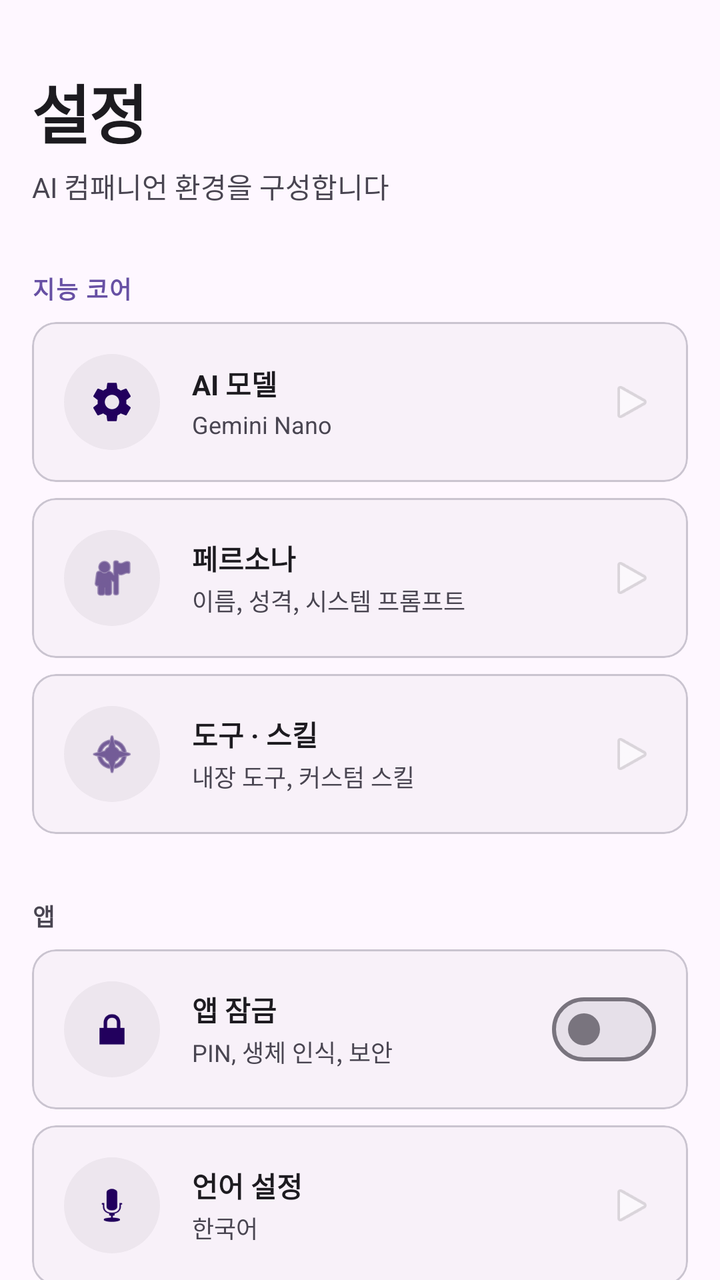
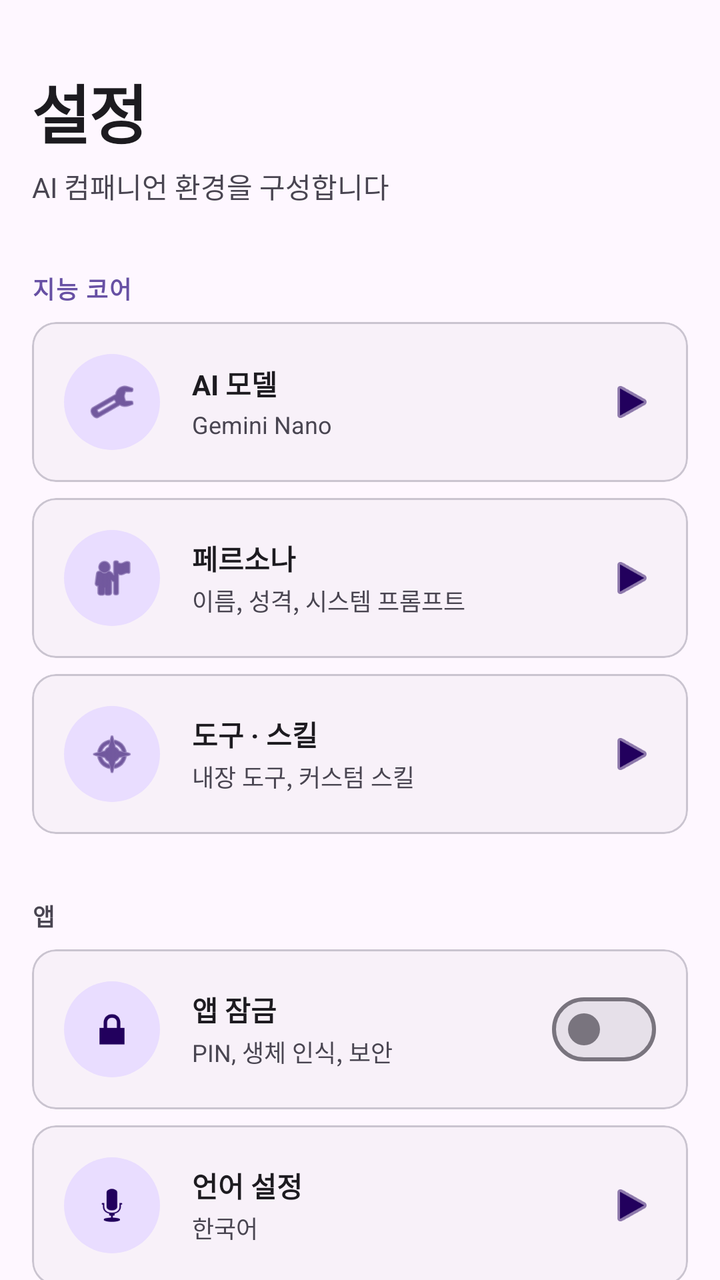

Two renders of the same Android screen: before a commit and after it. Below are the layout's source before the change and the commit's diff.
<!-- AndroidManifest.xml: application theme Theme.ClawDroid -->
<!-- res/layout/fragment_settings.xml -->
<?xml version="1.0" encoding="utf-8"?>
<androidx.core.widget.NestedScrollView
    xmlns:android="http://schemas.android.com/apk/res/android"
    xmlns:app="http://schemas.android.com/apk/res-auto"
    android:layout_width="match_parent"
    android:layout_height="match_parent"
    android:background="@color/md_surface">

    <LinearLayout
        android:layout_width="match_parent"
        android:layout_height="wrap_content"
        android:orientation="vertical"
        android:paddingHorizontal="@dimen/spacing_lg"
        android:paddingBottom="@dimen/spacing_2xl">

        
        <TextView
            android:layout_width="match_parent"
            android:layout_height="wrap_content"
            android:text="@string/settings_title"
            android:textSize="@dimen/text_3xl"
            android:textStyle="bold"
            android:textColor="@color/md_on_surface"
            android:paddingTop="@dimen/spacing_2xl"
            android:letterSpacing="-0.02" />

        <TextView
            android:layout_width="match_parent"
            android:layout_height="wrap_content"
            android:text="@string/settings_subtitle"
            android:textSize="@dimen/text_base"
            android:textColor="@color/md_on_surface_variant"
            android:layout_marginTop="@dimen/spacing_xs" />

        
        <TextView
            android:layout_width="match_parent"
            android:layout_height="wrap_content"
            android:text="@string/section_intelligence"
            android:textSize="@dimen/text_sm"
            android:textStyle="bold"
            android:textColor="@color/md_primary_container"
            android:paddingTop="@dimen/spacing_2xl"
            android:paddingBottom="@dimen/spacing_sm"
            android:letterSpacing="0.05" />

        
        <com.google.android.material.card.MaterialCardView
            android:layout_width="match_parent"
            android:layout_height="wrap_content"
            app:cardCornerRadius="@dimen/radius_lg"
            app:cardElevation="0dp"
            app:cardBackgroundColor="@color/md_surface_container_low"
            android:layout_marginBottom="@dimen/spacing_sm">

            <LinearLayout
                android:id="@+id/btnModelSettings"
                android:layout_width="match_parent"
                android:layout_height="wrap_content"
                android:orientation="horizontal"
                android:gravity="center_vertical"
                android:padding="@dimen/spacing_lg"
                android:background="?attr/selectableItemBackground">

                <FrameLayout
                    android:layout_width="@dimen/avatar_lg"
                    android:layout_height="@dimen/avatar_lg"
                    android:background="@drawable/bg_chip_surface">

                    <ImageView
                        android:layout_width="@dimen/icon_md"
                        android:layout_height="@dimen/icon_md"
                        android:layout_gravity="center"
                        android:src="@drawable/ic_settings_gear"
                        android:contentDescription="AI"
                        app:tint="@color/md_on_primary_fixed" />

                </FrameLayout>

                <LinearLayout
                    android:layout_width="0dp"
                    android:layout_height="wrap_content"
                    android:layout_weight="1"
                    android:orientation="vertical"
                    android:layout_marginStart="@dimen/spacing_lg">

                    <TextView
                        android:layout_width="wrap_content"
                        android:layout_height="wrap_content"
                        android:text="@string/settings_ai_models"
                        android:textSize="@dimen/text_base"
                        android:textStyle="bold"
                        android:textColor="@color/md_on_surface" />

                    <TextView
                        android:id="@+id/tvCurrentModel"
                        android:layout_width="wrap_content"
                        android:layout_height="wrap_content"
                        android:text="Gemini Nano"
                        android:textSize="@dimen/text_sm"
                        android:textColor="@color/md_on_surface_variant"
                        android:layout_marginTop="2dp" />

                </LinearLayout>

                <ImageView
                    android:layout_width="@dimen/icon_md"
                    android:layout_height="@dimen/icon_md"
                    android:src="@android:drawable/ic_media_play"
                    android:contentDescription="navigate"
                    android:alpha="0.5" />

            </LinearLayout>

        </com.google.android.material.card.MaterialCardView>

        
        <com.google.android.material.card.MaterialCardView
            android:layout_width="match_parent"
            android:layout_height="wrap_content"
            app:cardCornerRadius="@dimen/radius_lg"
            app:cardElevation="0dp"
            app:cardBackgroundColor="@color/md_surface_container_low"
            android:layout_marginBottom="@dimen/spacing_sm">

            <LinearLayout
                android:id="@+id/btnPersonaSettings"
                android:layout_width="match_parent"
                android:layout_height="wrap_content"
                android:orientation="horizontal"
                android:gravity="center_vertical"
                android:padding="@dimen/spacing_lg"
                android:background="?attr/selectableItemBackground">

                <FrameLayout
                    android:layout_width="@dimen/avatar_lg"
                    android:layout_height="@dimen/avatar_lg"
                    android:background="@drawable/bg_chip_surface">

                    <ImageView
                        android:layout_width="@dimen/icon_md"
                        android:layout_height="@dimen/icon_md"
                        android:layout_gravity="center"
                        android:src="@android:drawable/ic_menu_myplaces"
                        android:contentDescription="Persona"
                        app:tint="@color/md_on_primary_fixed"/>

                </FrameLayout>

                <LinearLayout
                    android:layout_width="0dp"
                    android:layout_height="wrap_content"
                    android:layout_weight="1"
                    android:orientation="vertical"
                    android:layout_marginStart="@dimen/spacing_lg">

                    <TextView
                        android:layout_width="wrap_content"
                        android:layout_height="wrap_content"
                        android:text="@string/settings_persona"
                        android:textSize="@dimen/text_base"
                        android:textStyle="bold"
                        android:textColor="@color/md_on_surface" />

                    <TextView
                        android:layout_width="wrap_content"
                        android:layout_height="wrap_content"
                        android:text="@string/settings_persona_desc"
                        android:textSize="@dimen/text_sm"
                        android:textColor="@color/md_on_surface_variant"
                        android:layout_marginTop="2dp" />

                </LinearLayout>

                <ImageView
                    android:layout_width="@dimen/icon_md"
                    android:layout_height="@dimen/icon_md"
                    android:src="@android:drawable/ic_media_play"
                    android:contentDescription="navigate"
                    android:alpha="0.5" />

            </LinearLayout>

        </com.google.android.material.card.MaterialCardView>

        
        <com.google.android.material.card.MaterialCardView
            android:layout_width="match_parent"
            android:layout_height="wrap_content"
            app:cardCornerRadius="@dimen/radius_lg"
            app:cardElevation="0dp"
            app:cardBackgroundColor="@color/md_surface_container_low">

            <LinearLayout
                android:id="@+id/btnToolSettings"
                android:layout_width="match_parent"
                android:layout_height="wrap_content"
                android:orientation="horizontal"
                android:gravity="center_vertical"
                android:padding="@dimen/spacing_lg"
                android:background="?attr/selectableItemBackground">

                <FrameLayout
                    android:layout_width="@dimen/avatar_lg"
                    android:layout_height="@dimen/avatar_lg"
                    android:background="@drawable/bg_chip_surface">

                    <ImageView
                        android:layout_width="@dimen/icon_md"
                        android:layout_height="@dimen/icon_md"
                        android:layout_gravity="center"
                        android:src="@android:drawable/ic_menu_compass"
                        android:contentDescription="Tools"
                        app:tint="@color/md_on_primary_fixed"/>

                </FrameLayout>

                <LinearLayout
                    android:layout_width="0dp"
                    android:layout_height="wrap_content"
                    android:layout_weight="1"
                    android:orientation="vertical"
                    android:layout_marginStart="@dimen/spacing_lg">

                    <TextView
                        android:layout_width="wrap_content"
                        android:layout_height="wrap_content"
                        android:text="@string/settings_tools"
                        android:textSize="@dimen/text_base"
                        android:textStyle="bold"
                        android:textColor="@color/md_on_surface" />

                    <TextView
                        android:layout_width="wrap_content"
                        android:layout_height="wrap_content"
                        android:text="@string/settings_tools_desc"
                        android:textSize="@dimen/text_sm"
                        android:textColor="@color/md_on_surface_variant"
                        android:layout_marginTop="2dp" />

                </LinearLayout>

                <ImageView
                    android:layout_width="@dimen/icon_md"
                    android:layout_height="@dimen/icon_md"
                    android:src="@android:drawable/ic_media_play"
                    android:contentDescription="navigate"
                    android:alpha="0.5" />

            </LinearLayout>

        </com.google.android.material.card.MaterialCardView>

        
        <TextView
            android:layout_width="match_parent"
            android:layout_height="wrap_content"
            android:text="@string/section_application"
            android:textSize="@dimen/text_sm"
            android:textStyle="bold"
            android:textColor="@color/md_on_surface_variant"
            android:paddingTop="@dimen/spacing_2xl"
            android:paddingBottom="@dimen/spacing_sm"
            android:letterSpacing="0.05" />

        
        <com.google.android.material.card.MaterialCardView
            android:layout_width="match_parent"
            android:layout_height="wrap_content"
            app:cardCornerRadius="@dimen/radius_lg"
            app:cardElevation="0dp"
            app:cardBackgroundColor="@color/md_surface_container_low"
            android:layout_marginBottom="@dimen/spacing_sm">

            <LinearLayout
                android:id="@+id/btnSecuritySettings"
                android:layout_width="match_parent"
                android:layout_height="wrap_content"
                android:orientation="horizontal"
                android:gravity="center_vertical"
                android:padding="@dimen/spacing_lg"
                android:background="?attr/selectableItemBackground">

                <FrameLayout
                    android:layout_width="@dimen/avatar_lg"
                    android:layout_height="@dimen/avatar_lg"
                    android:background="@drawable/bg_chip_surface">

                    <ImageView
                        android:layout_width="@dimen/icon_md"
                        android:layout_height="@dimen/icon_md"
                        android:layout_gravity="center"
                        android:src="@android:drawable/ic_lock_lock"
                        android:contentDescription="Security"
                        app:tint="@color/md_on_primary_fixed"/>

                </FrameLayout>

                <LinearLayout
                    android:layout_width="0dp"
                    android:layout_height="wrap_content"
                    android:layout_weight="1"
                    android:orientation="vertical"
                    android:layout_marginStart="@dimen/spacing_lg">

                    <TextView
                        android:layout_width="wrap_content"
                        android:layout_height="wrap_content"
                        android:text="@string/settings_applock"
                        android:textSize="@dimen/text_base"
                        android:textStyle="bold"
                        android:textColor="@color/md_on_surface" />

                    <TextView
                        android:layout_width="wrap_content"
                        android:layout_height="wrap_content"
                        android:text="@string/settings_applock_desc"
                        android:textSize="@dimen/text_sm"
                        android:textColor="@color/md_on_surface_variant"
                        android:layout_marginTop="2dp" />

                </LinearLayout>

                <com.google.android.material.materialswitch.MaterialSwitch
                    android:id="@+id/switchAppLock"
                    android:layout_width="wrap_content"
                    android:layout_height="wrap_content" />

            </LinearLayout>

        </com.google.android.material.card.MaterialCardView>

        
        <com.google.android.material.card.MaterialCardView
            android:layout_width="match_parent"
            android:layout_height="wrap_content"
            app:cardCornerRadius="@dimen/radius_lg"
            app:cardElevation="0dp"
            app:cardBackgroundColor="@color/md_surface_container_low"
            android:layout_marginBottom="@dimen/spacing_sm">

            <LinearLayout
                android:id="@+id/btnLanguageSettings"
                android:layout_width="match_parent"
                android:layout_height="wrap_content"
                android:orientation="horizontal"
                android:gravity="center_vertical"
                android:padding="@dimen/spacing_lg"
                android:background="?attr/selectableItemBackground">

                <FrameLayout
                    android:layout_width="@dimen/avatar_lg"
                    android:layout_height="@dimen/avatar_lg"
                    android:background="@drawable/bg_chip_surface">

                    <ImageView
                        android:layout_width="@dimen/icon_md"
                        android:layout_height="@dimen/icon_md"
                        android:layout_gravity="center"
                        android:src="@android:drawable/ic_btn_speak_now"
                        android:contentDescription="Language"
                        app:tint="@color/md_on_primary_fixed" />

                </FrameLayout>

                <LinearLayout
                    android:layout_width="0dp"
                    android:layout_height="wrap_content"
                    android:layout_weight="1"
                    android:orientation="vertical"
                    android:layout_marginStart="@dimen/spacing_lg">

                    <TextView
                        android:layout_width="wrap_content"
                        android:layout_height="wrap_content"
                        android:text="@string/settings_language"
                        android:textSize="@dimen/text_base"
                        android:textStyle="bold"
                        android:textColor="@color/md_on_surface" />

                    <TextView
                        android:id="@+id/tvCurrentLanguage"
                        android:layout_width="wrap_content"
                        android:layout_height="wrap_content"
                        android:text="한국어"
                        android:textSize="@dimen/text_sm"
                        android:textColor="@color/md_on_surface_variant"
                        android:layout_marginTop="2dp" />

                </LinearLayout>

                <ImageView
                    android:layout_width="@dimen/icon_md"
                    android:layout_height="@dimen/icon_md"
                    android:src="@android:drawable/ic_media_play"
                    android:contentDescription="navigate"
                    android:alpha="0.5" />

            </LinearLayout>

        </com.google.android.material.card.MaterialCardView>

        
        <com.google.android.material.card.MaterialCardView
            android:layout_width="match_parent"
            android:layout_height="wrap_content"
            app:cardCornerRadius="@dimen/radius_lg"
            app:cardElevation="0dp"
            app:cardBackgroundColor="@color/md_surface_container_low">

            <LinearLayout
                android:id="@+id/btnAbout"
                android:layout_width="match_parent"
                android:layout_height="wrap_content"
                android:orientation="horizontal"
                android:gravity="center_vertical"
                android:padding="@dimen/spacing_lg"
                android:background="?attr/selectableItemBackground">

                <FrameLayout
                    android:layout_width="@dimen/avatar_lg"
                    android:layout_height="@dimen/avatar_lg"
                    android:background="@drawable/bg_chip_surface">

                    <ImageView
                        android:layout_width="@dimen/icon_md"
                        android:layout_height="@dimen/icon_md"
                        android:layout_gravity="center"
                        android:src="@android:drawable/ic_menu_info_details"
                        android:contentDescription="About"
                        app:tint="@color/md_on_primary_fixed"/>

                </FrameLayout>

                <LinearLayout
                    android:layout_width="0dp"
                    android:layout_height="wrap_content"
                    android:layout_weight="1"
                    android:orientation="vertical"
                    android:layout_marginStart="@dimen/spacing_lg">

                    <TextView
                        android:layout_width="wrap_content"
                        android:layout_height="wrap_content"
                        android:text="@string/settings_about"
                        android:textSize="@dimen/text_base"
                        android:textStyle="bold"
                        android:textColor="@color/md_on_surface" />

                    <TextView
                        android:layout_width="wrap_content"
                        android:layout_height="wrap_content"
                        android:text="@string/settings_about_desc"
                        android:textSize="@dimen/text_sm"
                        android:textColor="@color/md_on_surface_variant"
                        android:layout_marginTop="2dp" />

                </LinearLayout>

                <ImageView
                    android:layout_width="@dimen/icon_md"
                    android:layout_height="@dimen/icon_md"
                    android:src="@android:drawable/ic_media_play"
                    android:contentDescription="navigate"
                    android:alpha="0.5" />

            </LinearLayout>

        </com.google.android.material.card.MaterialCardView>

    </LinearLayout>

</androidx.core.widget.NestedScrollView>
<!-- resources referenced by this layout -->
<resources>
  <!-- drawable bg_chip_surface (drawable) -->
  <?xml version="1.0" encoding="utf-8"?>
  <shape xmlns:android="http://schemas.android.com/apk/res/android"
      android:shape="rectangle">
      <solid android:color="#EDE6EE" />
      <corners android:radius="9999dp" />
  </shape>
  <!-- drawable ic_settings_gear (drawable) -->
  <vector xmlns:android="http://schemas.android.com/apk/res/android"
      android:width="24dp"
      android:height="24dp"
      android:viewportWidth="24"
      android:viewportHeight="24"
      android:tint="?attr/colorControlNormal">
      <path
          android:fillColor="@android:color/white"
          android:pathData="M19.14,12.94c0.04,-0.3 0.06,-0.61 0.06,-0.94c0,-0.32 -0.02,-0.64 -0.07,-0.94l2.03,-1.58c0.18,-0.14 0.23,-0.41 0.12,-0.61l-1.92,-3.32c-0.12,-0.22 -0.37,-0.29 -0.59,-0.22l-2.39,0.96c-0.5,-0.38 -1.03,-0.7 -1.62,-0.94L14.4,2.81c-0.04,-0.24 -0.24,-0.41 -0.48,-0.41h-3.84c-0.24,0 -0.43,0.17 -0.47,0.41L9.25,5.35C8.66,5.59 8.12,5.92 7.63,6.29L5.24,5.33c-0.22,-0.08 -0.47,0 -0.59,0.22L2.74,8.87C2.62,9.08 2.66,9.34 2.86,9.48l2.03,1.58C4.84,11.36 4.8,11.69 4.8,12s0.02,0.64 0.07,0.94l-2.03,1.58c-0.18,0.14 -0.23,0.41 -0.12,0.61l1.92,3.32c0.12,0.22 0.37,0.29 0.59,0.22l2.39,-0.96c0.5,0.38 1.03,0.7 1.62,0.94l0.36,2.54c0.05,0.24 0.24,0.41 0.48,0.41h3.84c0.24,0 0.44,-0.17 0.47,-0.41l0.36,-2.54c0.59,-0.24 1.13,-0.56 1.62,-0.94l2.39,0.96c0.22,0.08 0.47,0 0.59,-0.22l1.92,-3.32c0.12,-0.22 0.07,-0.47 -0.12,-0.61L19.14,12.94zM12,15.6c-1.98,0 -3.6,-1.62 -3.6,-3.6s1.62,-3.6 3.6,-3.6s3.6,1.62 3.6,3.6S13.98,15.6 12,15.6z" />
  </vector>
  <style name="Theme.ClawDroid" parent="Theme.Material3.Light.NoActionBar">
          
          <item name="colorPrimary">@color/purple_primary</item>
          <item name="colorPrimaryContainer">@color/purple_primary_variant</item>
          <item name="colorOnPrimary">@color/purple_on_primary</item>
          <item name="colorOnPrimaryContainer">#E0D2FF</item>
  
          
          <item name="colorSecondary">#625B71</item>
          <item name="colorSecondaryContainer">#E8DEF9</item>
          <item name="colorOnSecondary">@color/purple_on_primary</item>
          <item name="colorOnSecondaryContainer">#686177</item>
  
          
          <item name="colorTertiary">#633B48</item>
          <item name="colorTertiaryContainer">#7D5260</item>
          <item name="colorOnTertiary">@color/purple_on_primary</item>
          <item name="colorOnTertiaryContainer">#FFCBDA</item>
  
          
          <item name="colorError">#BA1A1A</item>
          <item name="colorErrorContainer">#FFDAD6</item>
          <item name="colorOnError">@color/purple_on_primary</item>
          <item name="colorOnErrorContainer">#93000A</item>
  
          
          <item name="colorSurface">#FEF7FF</item>
          <item name="colorSurfaceVariant">#E7E0E8</item>
          <item name="colorOnSurface">#1D1B20</item>
          <item name="colorOnSurfaceVariant">#494551</item>
          <item name="android:colorBackground">@color/background</item>
          <item name="colorOnBackground">#1D1B20</item>
          <item name="colorSurfaceContainerLowest">#FFFFFF</item>
          <item name="colorSurfaceContainerLow">#F8F1F9</item>
          <item name="colorSurfaceContainer">#F2ECF4</item>
          <item name="colorSurfaceContainerHigh">#EDE6EE</item>
          <item name="colorSurfaceContainerHighest">#E7E0E8</item>
  
          
          <item name="colorOutline">#7A7582</item>
          <item name="colorOutlineVariant">#CBC4D2</item>
  
          
          <item name="colorSurfaceInverse">#322F35</item>
          <item name="colorOnSurfaceInverse">#F5EFF6</item>
          <item name="colorPrimaryInverse">#CFBCFF</item>
  
          
          <item name="android:statusBarColor">@color/background</item>
          <item name="android:navigationBarColor">#FEF7FF</item>
          <item name="android:windowLightStatusBar">true</item>
  
          
          <item name="shapeAppearanceSmallComponent">@style/Shape.ClawDroid.Small</item>
          <item name="shapeAppearanceMediumComponent">@style/Shape.ClawDroid.Medium</item>
          <item name="shapeAppearanceLargeComponent">@style/Shape.ClawDroid.Large</item>
      </style>
  <!-- unchanged entries left out for length: 37 -->
</resources>

<!-- the commit's change to res/layout/fragment_settings.xml (unified diff, before → after) -->
@@ -71,7 +71,7 @@
                         android:layout_width="@dimen/icon_md"
                         android:layout_height="@dimen/icon_md"
                         android:layout_gravity="center"
-                        android:src="@drawable/ic_settings_gear"
+                        android:src="@android:drawable/ic_menu_manage"
                         android:contentDescription="AI"
                         app:tint="@color/md_on_primary_fixed" />
 
@@ -108,7 +108,7 @@
                     android:layout_height="@dimen/icon_md"
                     android:src="@android:drawable/ic_media_play"
                     android:contentDescription="navigate"
-                    android:alpha="0.5" />
+                    app:tint="@color/md_on_primary_fixed" />
 
             </LinearLayout>
 
@@ -177,7 +177,7 @@
                     android:layout_height="@dimen/icon_md"
                     android:src="@android:drawable/ic_media_play"
                     android:contentDescription="navigate"
-                    android:alpha="0.5" />
+                    app:tint="@color/md_on_primary_fixed" />
 
             </LinearLayout>
 
@@ -245,7 +245,7 @@
                     android:layout_height="@dimen/icon_md"
                     android:src="@android:drawable/ic_media_play"
                     android:contentDescription="navigate"
-                    android:alpha="0.5" />
+                    app:tint="@color/md_on_primary_fixed" />
 
             </LinearLayout>
 
@@ -382,7 +382,7 @@
                         android:id="@+id/tvCurrentLanguage"
                         android:layout_width="wrap_content"
                         android:layout_height="wrap_content"
-                        android:text="한국어"
+                        android:text="@string/language_korean"
                         android:textSize="@dimen/text_sm"
                         android:textColor="@color/md_on_surface_variant"
                         android:layout_marginTop="2dp" />
@@ -394,7 +394,7 @@
                     android:layout_height="@dimen/icon_md"
                     android:src="@android:drawable/ic_media_play"
                     android:contentDescription="navigate"
-                    android:alpha="0.5" />
+                    app:tint="@color/md_on_primary_fixed" />
 
             </LinearLayout>
 
@@ -462,7 +462,7 @@
                     android:layout_height="@dimen/icon_md"
                     android:src="@android:drawable/ic_media_play"
                     android:contentDescription="navigate"
-                    android:alpha="0.5" />
+                    app:tint="@color/md_on_primary_fixed" />
 
             </LinearLayout>
 
<!-- resource entries referenced after the edit -->
@@ -4,20 +4,10 @@
   <?xml version="1.0" encoding="utf-8"?>
   <shape xmlns:android="http://schemas.android.com/apk/res/android"
       android:shape="rectangle">
-      <solid android:color="#EDE6EE" />
+      <solid android:color="@color/md_primary_fixed" />
       <corners android:radius="9999dp" />
   </shape>
-  <!-- drawable ic_settings_gear (drawable) -->
-  <vector xmlns:android="http://schemas.android.com/apk/res/android"
-      android:width="24dp"
-      android:height="24dp"
-      android:viewportWidth="24"
-      android:viewportHeight="24"
-      android:tint="?attr/colorControlNormal">
-      <path
-          android:fillColor="@android:color/white"
-          android:pathData="M19.14,12.94c0.04,-0.3 0.06,-0.61 0.06,-0.94c0,-0.32 -0.02,-0.64 -0.07,-0.94l2.03,-1.58c0.18,-0.14 0.23,-0.41 0.12,-0.61l-1.92,-3.32c-0.12,-0.22 -0.37,-0.29 -0.59,-0.22l-2.39,0.96c-0.5,-0.38 -1.03,-0.7 -1.62,-0.94L14.4,2.81c-0.04,-0.24 -0.24,-0.41 -0.48,-0.41h-3.84c-0.24,0 -0.43,0.17 -0.47,0.41L9.25,5.35C8.66,5.59 8.12,5.92 7.63,6.29L5.24,5.33c-0.22,-0.08 -0.47,0 -0.59,0.22L2.74,8.87C2.62,9.08 2.66,9.34 2.86,9.48l2.03,1.58C4.84,11.36 4.8,11.69 4.8,12s0.02,0.64 0.07,0.94l-2.03,1.58c-0.18,0.14 -0.23,0.41 -0.12,0.61l1.92,3.32c0.12,0.22 0.37,0.29 0.59,0.22l2.39,-0.96c0.5,0.38 1.03,0.7 1.62,0.94l0.36,2.54c0.05,0.24 0.24,0.41 0.48,0.41h3.84c0.24,0 0.44,-0.17 0.47,-0.41l0.36,-2.54c0.59,-0.24 1.13,-0.56 1.62,-0.94l2.39,0.96c0.22,0.08 0.47,0 0.59,-0.22l1.92,-3.32c0.12,-0.22 0.07,-0.47 -0.12,-0.61L19.14,12.94zM12,15.6c-1.98,0 -3.6,-1.62 -3.6,-3.6s1.62,-3.6 3.6,-3.6s3.6,1.62 3.6,3.6S13.98,15.6 12,15.6z" />
-  </vector>
+  <string name="language_korean">한국어</string>
   <style name="Theme.ClawDroid" parent="Theme.Material3.Light.NoActionBar">
           
           <item name="colorPrimary">@color/purple_primary</item>
@@ -67,14 +57,16 @@
   
           
           <item name="android:statusBarColor">@color/background</item>
-          <item name="android:navigationBarColor">#FEF7FF</item>
+          <item name="android:navigationBarColor">@color/md_primary_container</item>
           <item name="android:windowLightStatusBar">true</item>
+          <item name="android:windowLightNavigationBar">false</item>
   
           
           <item name="shapeAppearanceSmallComponent">@style/Shape.ClawDroid.Small</item>
           <item name="shapeAppearanceMediumComponent">@style/Shape.ClawDroid.Medium</item>
           <item name="shapeAppearanceLargeComponent">@style/Shape.ClawDroid.Large</item>
       </style>
+  <color name="md_primary_fixed">#E9DDFF</color>
   <!-- unchanged entries left out for length: 37 -->
 </resources>
 
